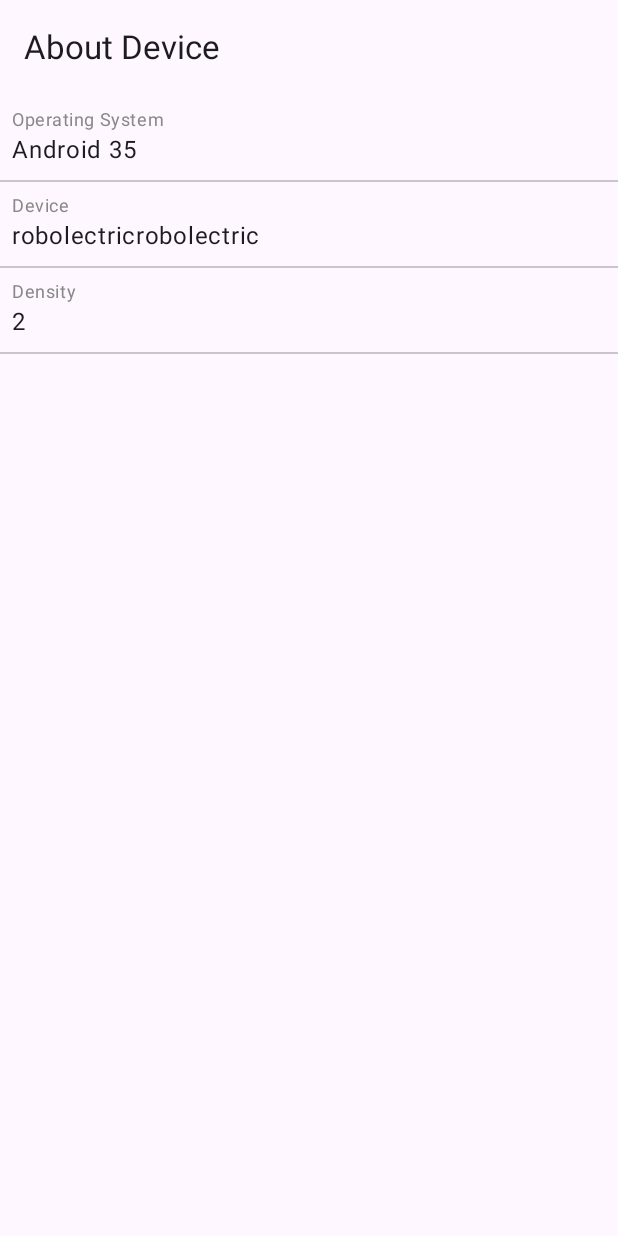
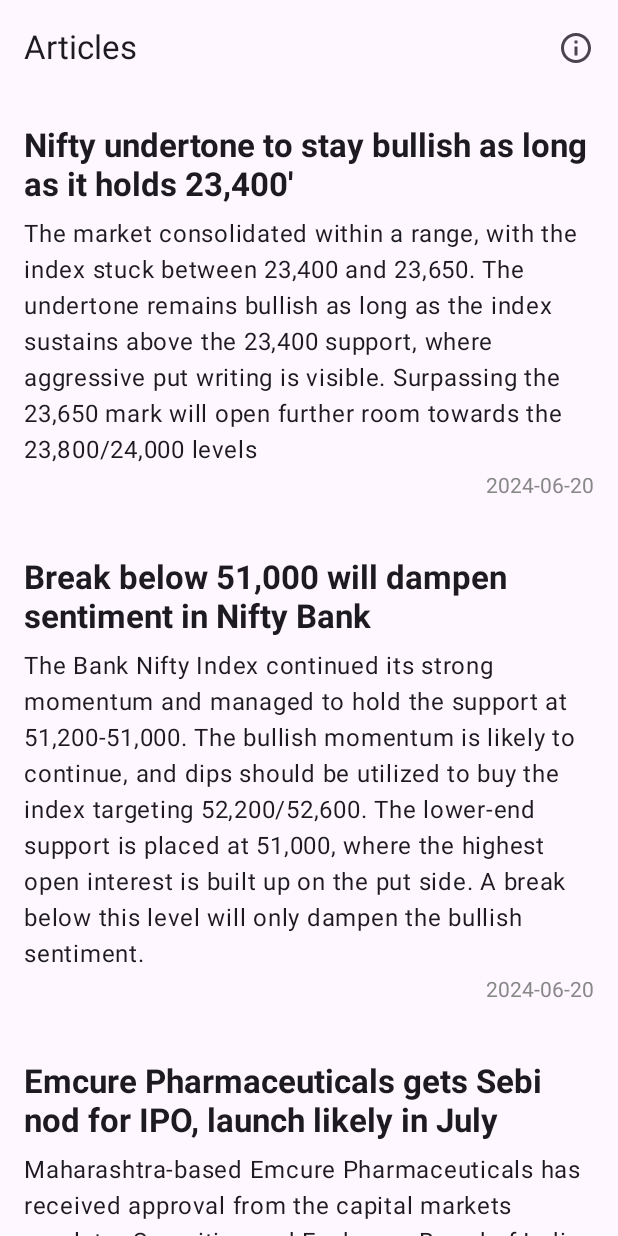
Before and after one commit to Rahul-Routh/DailyPulus, an Android app built with Jetpack Compose: the screen it shows after launch (MainActivity), on a phone screen of 412 x 824 dp. Run offline under Robolectric (Android 15) with nearby library versions, the phone set to English and light mode, and no system bars; pictures from the network do not load.

Commit message:
list view and about

```diff
--- a/androidApp/build.gradle.kts
+++ b/androidApp/build.gradle.kts
@@ -43,5 +43,6 @@ dependencies {
     implementation(libs.compose.material3)
     implementation(libs.androidx.activity.compose)
     implementation(libs.coil.compose)
+    implementation(libs.androidx.navigation.compose)
     debugImplementation(libs.compose.ui.tooling)
 }
--- a/androidApp/src/main/AndroidManifest.xml
+++ b/androidApp/src/main/AndroidManifest.xml
@@ -1,5 +1,8 @@
 <?xml version="1.0" encoding="utf-8"?>
-<manifest xmlns:android="http://schemas.android.com/apk/res/android">
+<manifest xmlns:tools="http://schemas.android.com/tools"
+    xmlns:android="http://schemas.android.com/apk/res/android">
+
+    <uses-permission android:name="android.permission.INTERNET" />
 
     <application
         android:allowBackup="false"
--- /dev/null
+++ b/androidApp/src/main/java/com/rahul/dailypulus/android/AppScaffold.kt
@@ -0,0 +1,55 @@
+package com.rahul.dailypulus.android
+
+import androidx.compose.foundation.layout.fillMaxSize
+import androidx.compose.foundation.layout.padding
+import androidx.compose.material3.Scaffold
+import androidx.compose.runtime.Composable
+import androidx.compose.ui.Modifier
+import androidx.navigation.NavHostController
+import androidx.navigation.compose.NavHost
+import androidx.navigation.compose.composable
+import androidx.navigation.compose.rememberNavController
+import com.rahul.dailypulus.android.screen.AboutScreen
+import com.rahul.dailypulus.android.screen.ArticlesScreen
+import com.rahul.dailypulus.android.screen.Screens
+import com.rahul.dailypulus.articles.ArticlesViewModel
+
+@Composable
+fun AppScaffold(articlesViewModel: ArticlesViewModel) {
+    val navController = rememberNavController()
+
+    Scaffold{
+        AppNavHost(
+            navController = navController,
+            modifier = Modifier
+                .fillMaxSize()
+                .padding(it),
+            articlesViewModel
+        )
+    }
+}
+
+@Composable
+fun AppNavHost(
+    navController: NavHostController,
+    modifier: Modifier,
+    articlesViewModel: ArticlesViewModel
+) {
+    NavHost(
+        navController = navController,
+        startDestination = Screens.ARTICLES.route,
+        modifier = modifier
+    ) {
+        composable(Screens.ARTICLES.route) {
+            ArticlesScreen(
+                onAboutButtonClick = { navController.navigate(Screens.ABOUT_DEVICES.route) },
+                articlesViewModel = articlesViewModel
+            )
+        }
+        composable(Screens.ABOUT_DEVICES.route) {
+            AboutScreen(
+                onUpButtonClick = { navController.popBackStack() }
+            )
+        }
+    }
+}
--- a/androidApp/src/main/java/com/rahul/dailypulus/android/MainActivity.kt
+++ b/androidApp/src/main/java/com/rahul/dailypulus/android/MainActivity.kt
@@ -3,6 +3,7 @@ package com.rahul.dailypulus.android
 import android.os.Bundle
 import androidx.activity.ComponentActivity
 import androidx.activity.compose.setContent
+import androidx.activity.viewModels
 import androidx.compose.foundation.layout.fillMaxSize
 import androidx.compose.material3.*
 import androidx.compose.runtime.Composable
@@ -10,12 +11,15 @@ import androidx.compose.ui.Modifier
 import androidx.compose.ui.tooling.preview.Preview
 import com.rahul.dailypulus.Platform
 import com.rahul.dailypulus.android.screen.AboutScreen
+import com.rahul.dailypulus.android.screen.ArticlesScreen
+import com.rahul.dailypulus.articles.ArticlesViewModel
 
 class MainActivity : ComponentActivity() {
     override fun onCreate(savedInstanceState: Bundle?) {
         super.onCreate(savedInstanceState)
 
-        Platform().logSystemInfo()
+        //Platform().logSystemInfo()
+        val articlesViewModel : ArticlesViewModel by viewModels()
 
         setContent {
             MyApplicationTheme {
@@ -23,18 +27,11 @@ class MainActivity : ComponentActivity() {
                     modifier = Modifier.fillMaxSize(),
                     color = MaterialTheme.colorScheme.background
                 ) {
-                    AboutScreen()
+                    //AboutScreen()
+                    //ArticlesScreen(articlesViewModel = articlesViewModel)
+                    AppScaffold(articlesViewModel = articlesViewModel)
                 }
             }
         }
     }
 }
-
-
-@Preview
-@Composable
-fun DefaultPreview() {
-    MyApplicationTheme {
-        AboutScreen()
-    }
-}
--- a/androidApp/src/main/java/com/rahul/dailypulus/android/screen/ArticlesScreen.kt
+++ b/androidApp/src/main/java/com/rahul/dailypulus/android/screen/ArticlesScreen.kt
@@ -1,5 +1,6 @@
 package com.rahul.dailypulus.android.screen
 
+import android.graphics.drawable.Icon
 import androidx.compose.foundation.layout.Box
 import androidx.compose.foundation.layout.Column
 import androidx.compose.foundation.layout.Spacer
@@ -10,8 +11,12 @@ import androidx.compose.foundation.layout.padding
 import androidx.compose.foundation.layout.width
 import androidx.compose.foundation.lazy.LazyColumn
 import androidx.compose.foundation.lazy.items
+import androidx.compose.material.icons.Icons
+import androidx.compose.material.icons.outlined.Info
 import androidx.compose.material3.CircularProgressIndicator
 import androidx.compose.material3.ExperimentalMaterial3Api
+import androidx.compose.material3.Icon
+import androidx.compose.material3.IconButton
 import androidx.compose.material3.MaterialTheme
 import androidx.compose.material3.Text
 import androidx.compose.material3.TopAppBar
@@ -31,12 +36,13 @@ import com.rahul.dailypulus.articles.ArticlesViewModel
 
 @Composable
 fun ArticlesScreen(
+    onAboutButtonClick: () -> Unit,
     articlesViewModel: ArticlesViewModel) {
 
     val articlesState = articlesViewModel.articlesState.collectAsState()
 
     Column {
-        AppBar()
+        AppBar(onAboutButtonClick)
         if (articlesState.value.isLoading)
             Loader()
         if (articlesState.value.error != null)
@@ -49,8 +55,18 @@ fun ArticlesScreen(
 
 @Composable
 @OptIn(ExperimentalMaterial3Api::class)
-private fun AppBar(){
-    TopAppBar(title = { Text(text = "Articles")})
+private fun AppBar(
+    onAboutButtonClick: () -> Unit
+){
+    TopAppBar(title = { Text(text = "Articles")},
+        actions = {
+            IconButton(onClick = onAboutButtonClick) {
+                Icon(
+                    imageVector = Icons.Outlined.Info,
+                    contentDescription = "About Device Button"
+                )
+            }
+        })
 }
 
 @Composable
--- /dev/null
+++ b/androidApp/src/main/java/com/rahul/dailypulus/android/screen/screen.kt
@@ -0,0 +1,7 @@
+package com.rahul.dailypulus.android.screen
+
+enum class Screens(val route: String){
+    ARTICLES("articles"),
+    ABOUT_DEVICES("about-device")
+
+}
--- a/gradle/libs.versions.toml
+++ b/gradle/libs.versions.toml
@@ -7,9 +7,11 @@ compose-material3 = "1.1.2"
 androidx-activityCompose = "1.8.0"
 kotlinxCoroutinesCore = "1.6.4"
 lifecycleViewmodelKtx = "2.7.0"
+navigationCompose = "2.7.7"
 
 [libraries]
 androidx-lifecycle-viewmodel-ktx = { module = "androidx.lifecycle:lifecycle-viewmodel-ktx", version.ref = "lifecycleViewmodelKtx" }
+androidx-navigation-compose = { module = "androidx.navigation:navigation-compose", version.ref = "navigationCompose" }
 coil-compose = { module = "io.coil-kt:coil-compose", version.ref = "coilCompose" }
 kotlin-test = { module = "org.jetbrains.kotlin:kotlin-test", version.ref = "kotlin" }
 androidx-activity-compose = { module = "androidx.activity:activity-compose", version.ref = "androidx-activityCompose" }
--- a/shared/build.gradle.kts
+++ b/shared/build.gradle.kts
@@ -1,6 +1,7 @@
 plugins {
     alias(libs.plugins.kotlinMultiplatform)
     alias(libs.plugins.androidLibrary)
+    id("co.touchlab.skie") version "0.4.19" // for IOS
 }
 
 kotlin {
--- a/shared/src/commonMain/kotlin/com/rahul/dailypulus/articles/ArticlesViewModel.kt
+++ b/shared/src/commonMain/kotlin/com/rahul/dailypulus/articles/ArticlesViewModel.kt
@@ -20,16 +20,18 @@ class ArticlesViewModel:BaseViewModel(){
     private fun getArticles(){
         scope.launch {
 
+            delay(1500)
+            _articlesState.emit(ArticlesState(error = "Something went wrong"))
+            delay(1500)
+
+
             val fetchedArticles = fetchedArticles()
-
-            delay(500)
-
 
             _articlesState.emit(ArticlesState(articles = fetchedArticles))
         }
     }
 
-    suspend fun fetchedArticles(): List<Article> = mockArticles
+    private suspend fun fetchedArticles(): List<Article> = mockArticles
 
     private val mockArticles = listOf(
         Article("Nifty undertone to stay bullish as long as it holds 23,400'",
```
Also changed, not shown: androidApp/src/main/java/com/rahul/dailypulus/android/screen/AboutScreen.kt (+21 -4 lines), 1 other file.
